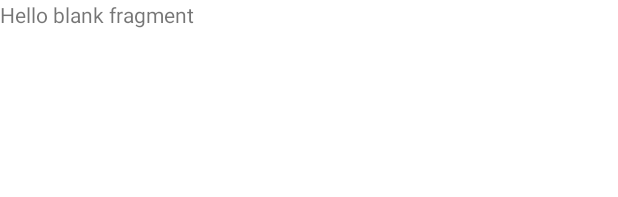
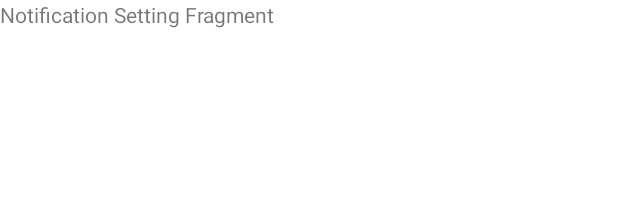
Before and after one commit to Stormbreaker0811/RemindMeMaps, an Android app: the layout fragment_notification_setting.xml on its own in the app's theme, with its tools: preview values and no code run, on a phone screen of 412 x 824 dp. Shown: the top 197 px of the screen. Run offline under Robolectric (Android 15) with nearby library versions, the phone set to English and light mode, and no system bars.

Commit message:
settings fragments ui and linking done

```diff
--- a/app/src/main/res/layout/fragment_about_us.xml
+++ b/app/src/main/res/layout/fragment_about_us.xml
@@ -9,6 +9,6 @@
     <TextView
         android:layout_width="match_parent"
         android:layout_height="match_parent"
-        android:text="@string/hello_blank_fragment" />
+        android:text="About Us Fragment" />
 
 </FrameLayout>
--- a/app/src/main/res/layout/fragment_notification_setting.xml
+++ b/app/src/main/res/layout/fragment_notification_setting.xml
@@ -9,6 +9,6 @@
     <TextView
         android:layout_width="match_parent"
         android:layout_height="match_parent"
-        android:text="@string/hello_blank_fragment" />
+        android:text="Notification Setting Fragment" />
 
 </FrameLayout>
```
